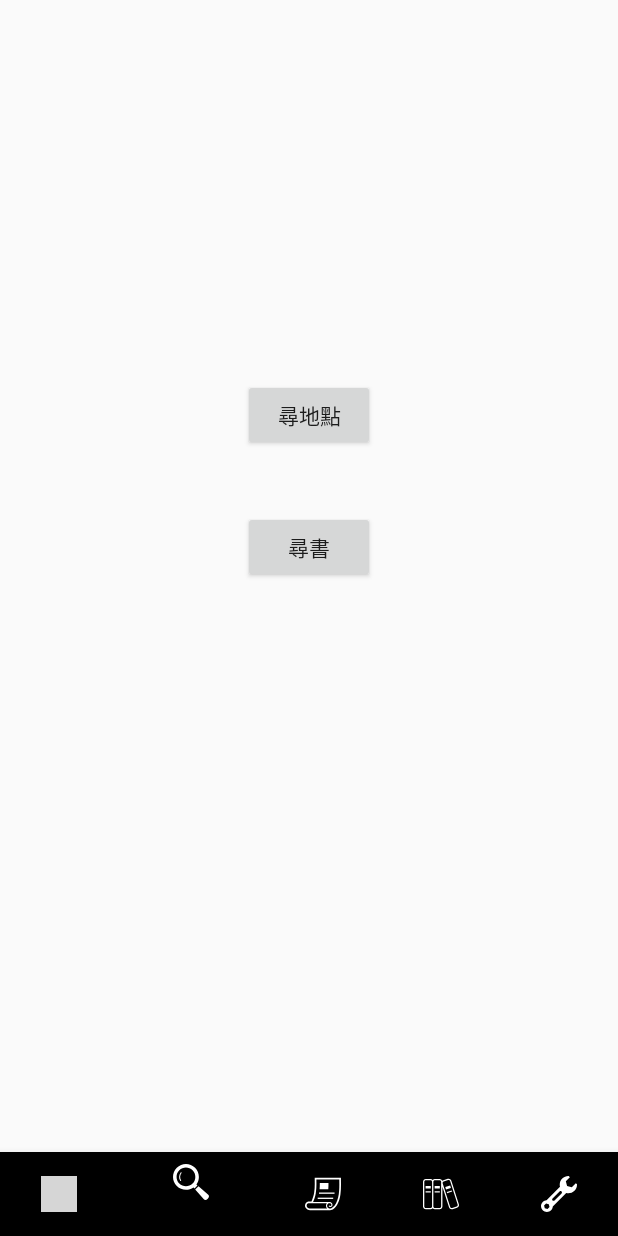
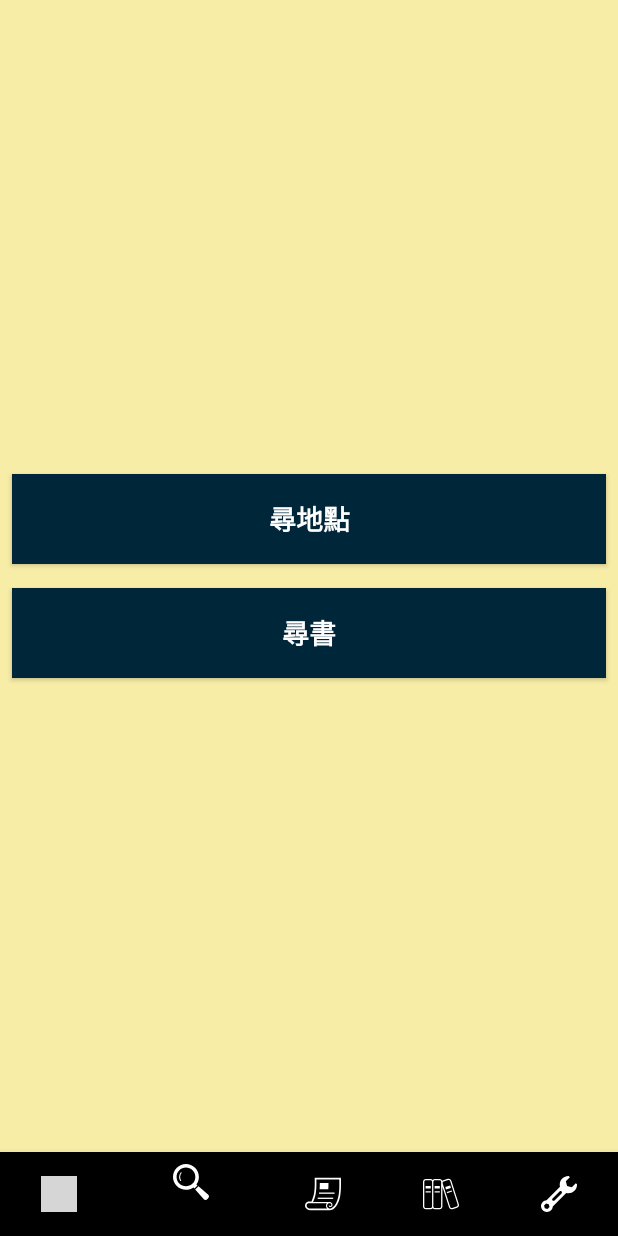
Before and after one commit to chunting548/BeCan, an Android app: the SearchActivity screen opened directly, with no data from a screen before it, on a phone screen of 412 x 824 dp. Run offline under Robolectric (Android 15) with nearby library versions, the phone set to English and light mode, and no system bars; grey boxes are pictures that could not be loaded.

Commit message:
icon fixed version 2.2.7

```diff
--- a/app/src/main/java/com/hlxz/librarybecan/AdjustActivity.java
+++ b/app/src/main/java/com/hlxz/librarybecan/AdjustActivity.java
@@ -62,19 +62,23 @@ public class AdjustActivity extends AppCompatActivity {
                             intent_navigation.putExtra("P",parameter_RSSI);
                             setResult(2,intent_navigation);
                         }
-                            startActivity(intent_navigation);
+                        startActivity(intent_navigation);
+                        overridePendingTransition(android.R.anim.fade_in,android.R.anim.fade_out);
                         break;
                     case R.id.navigation_search:
                         Intent intent_search = new Intent(AdjustActivity.this, SearchActivity.class);
                         startActivity(intent_search);
+                        overridePendingTransition(android.R.anim.fade_in,android.R.anim.fade_out);
                         break;
                     case R.id.navigation_tutorial:
                         Intent intent_tutorial = new Intent(AdjustActivity.this, TutorialActivity.class);
                         startActivity(intent_tutorial);
+                        overridePendingTransition(android.R.anim.fade_in,android.R.anim.fade_out);
                         break;
                     case R.id.navigation_function:
                         Intent intent_function = new Intent(AdjustActivity.this, FunctionActivity.class);
                         startActivity(intent_function);
+                        overridePendingTransition(android.R.anim.fade_in,android.R.anim.fade_out);
                         break;
                     case R.id.navigation_adjust:
                         break;
--- a/app/src/main/java/com/hlxz/librarybecan/FunctionActivity.java
+++ b/app/src/main/java/com/hlxz/librarybecan/FunctionActivity.java
@@ -53,26 +53,31 @@ public class FunctionActivity extends AppCompatActivity {
                     case R.id.navigation_navigation:
                         Intent intent_navigation = new Intent(FunctionActivity.this, MainActivity.class);
                         startActivity(intent_navigation);
+                        overridePendingTransition(android.R.anim.fade_in,android.R.anim.fade_out);
                         break;
                     case R.id.navigation_search:
                         Intent intent_search = new Intent(FunctionActivity.this, SearchActivity.class);
                         startActivity(intent_search);
+                        overridePendingTransition(android.R.anim.fade_in,android.R.anim.fade_out);
                         break;
                     case R.id.navigation_tutorial:
                         Intent intent_tutorial = new Intent(FunctionActivity.this, TutorialActivity.class);
                         startActivity(intent_tutorial);
+                        overridePendingTransition(android.R.anim.fade_in,android.R.anim.fade_out);
                         break;
                     case R.id.navigation_function:
                         break;
                     case R.id.navigation_adjust:
                         Intent intent_adjust = new Intent(FunctionActivity.this, AdjustActivity.class);
                         startActivity(intent_adjust);
+                        overridePendingTransition(android.R.anim.fade_in,android.R.anim.fade_out);
                         break;
                 }
                 return false;
             }
         });
     }
+
     public void library(View view){
         Intent browserIntent = new Intent(Intent.ACTION_VIEW, Uri.parse("http://webpac.lib.pu.edu.tw/webpac/webpacIndex.jsp"));
         startActivity(browserIntent);
--- a/app/src/main/java/com/hlxz/librarybecan/MainActivity.java
+++ b/app/src/main/java/com/hlxz/librarybecan/MainActivity.java
@@ -120,18 +120,22 @@ public class MainActivity extends AppCompatActivity
                 case R.id.navigation_search:
                      Intent intent_search = new Intent(MainActivity.this, SearchActivity.class);
                      startActivity(intent_search);
+                     overridePendingTransition(android.R.anim.fade_in,android.R.anim.fade_out);
                      break;
                 case R.id.navigation_tutorial:
                     Intent intent_tutorial = new Intent(MainActivity.this, TutorialActivity.class);
                     startActivity(intent_tutorial);
+                    overridePendingTransition(android.R.anim.fade_in,android.R.anim.fade_out);
                     break;
                 case R.id.navigation_function:
                     Intent intent_function = new Intent(MainActivity.this, FunctionActivity.class);
                     startActivity(intent_function);
+                    overridePendingTransition(android.R.anim.fade_in,android.R.anim.fade_out);
                     break;
                 case R.id.navigation_adjust:
                     Intent intent_adjust = new Intent(MainActivity.this, AdjustActivity.class);
                     startActivityForResult(intent_adjust,5);
+                    overridePendingTransition(android.R.anim.fade_in,android.R.anim.fade_out);
                     break;
             }
             return false;
@@ -169,7 +173,7 @@ public class MainActivity extends AppCompatActivity
     mAdjustModeView.setVisibility(View.INVISIBLE);
     mErrorMessageLabel.setVisibility(View.GONE);
 
-    mVenueBitmap = BitmapFactory.decodeResource(getResources(), R.drawable.navigation70_65);
+    mVenueBitmap = BitmapFactory.decodeResource(getResources(), R.drawable.erea_icon);
 
     // Initializing location view
     mLocationView = (LocationView)findViewById(R.id.navigation__location_view);
--- a/app/src/main/java/com/hlxz/librarybecan/SearchActivity.java
+++ b/app/src/main/java/com/hlxz/librarybecan/SearchActivity.java
@@ -31,20 +31,24 @@ public class SearchActivity extends AppCompatActivity {
                     case R.id.navigation_navigation:
                         Intent intent_navigation = new Intent(SearchActivity.this, MainActivity.class);
                         startActivity(intent_navigation);
+                        overridePendingTransition(android.R.anim.fade_in,android.R.anim.fade_out);
                         break;
                     case R.id.navigation_search:
                         break;
                     case R.id.navigation_tutorial:
                         Intent intent_tutorial = new Intent(SearchActivity.this, TutorialActivity.class);
                         startActivity(intent_tutorial);
+                        overridePendingTransition(android.R.anim.fade_in,android.R.anim.fade_out);
                         break;
                     case R.id.navigation_function:
                         Intent intent_function = new Intent(SearchActivity.this, FunctionActivity.class);
                         startActivity(intent_function);
+                        overridePendingTransition(android.R.anim.fade_in,android.R.anim.fade_out);
                         break;
                     case R.id.navigation_adjust:
                         Intent intent_adjust = new Intent(SearchActivity.this, AdjustActivity.class);
                         startActivity(intent_adjust);
+                        overridePendingTransition(android.R.anim.fade_in,android.R.anim.fade_out);
                         break;
                 }
                 return false;
--- a/app/src/main/java/com/hlxz/librarybecan/TutorialActivity.java
+++ b/app/src/main/java/com/hlxz/librarybecan/TutorialActivity.java
@@ -27,20 +27,24 @@ public class TutorialActivity extends AppCompatActivity {
                     case R.id.navigation_navigation:
                         Intent intent_navigation = new Intent(TutorialActivity.this, MainActivity.class);
                         startActivity(intent_navigation);
+                        overridePendingTransition(android.R.anim.fade_in,android.R.anim.fade_out);
                         break;
                     case R.id.navigation_search:
                         Intent intent_search = new Intent(TutorialActivity.this, SearchActivity.class);
                         startActivity(intent_search);
+                        overridePendingTransition(android.R.anim.fade_in,android.R.anim.fade_out);
                         break;
                     case R.id.navigation_tutorial:
                         break;
                     case R.id.navigation_function:
                         Intent intent_function = new Intent(TutorialActivity.this, FunctionActivity.class);
                         startActivity(intent_function);
+                        overridePendingTransition(android.R.anim.fade_in,android.R.anim.fade_out);
                         break;
                     case R.id.navigation_adjust:
                         Intent intent_adjust = new Intent(TutorialActivity.this, AdjustActivity.class);
                         startActivity(intent_adjust);
+                        overridePendingTransition(android.R.anim.fade_in,android.R.anim.fade_out);
                         break;
                 }
                 return false;
--- a/app/src/main/java/com/hlxz/librarybecan/areasearch.java
+++ b/app/src/main/java/com/hlxz/librarybecan/areasearch.java
@@ -21,6 +21,7 @@ public class areasearch extends AppCompatActivity {
     protected void onCreate(Bundle savedInstanceState) {
         super.onCreate(savedInstanceState);
         setContentView(R.layout.activity_areasearch);
+
 
         sv = (SearchView) findViewById(R.id.searchView);
         lv = (ListView) findViewById(R.id.listView);
--- a/app/src/main/java/com/hlxz/librarybecan/booksearch.java
+++ b/app/src/main/java/com/hlxz/librarybecan/booksearch.java
@@ -43,6 +43,8 @@ public class booksearch extends AppCompatActivity {
     protected void onCreate(Bundle savedInstanceState) {
         super.onCreate(savedInstanceState);
         setContentView(R.layout.activity_booksearch);
+
+
 
         /*ListView listView = (ListView) findViewById(R.id.list);
         final ArrayAdapter<String> adapter = new ArrayAdapter<String>(this,
--- a/app/src/main/res/layout/app_search.xml
+++ b/app/src/main/res/layout/app_search.xml
@@ -3,7 +3,62 @@
     xmlns:app="http://schemas.android.com/apk/res-auto"
     xmlns:tools="http://schemas.android.com/tools"
     android:layout_width="match_parent"
-    android:layout_height="match_parent" >
+    android:layout_height="match_parent"
+    android:background="@color/colorBecanIconBG"
+    >
+
+    <LinearLayout
+        android:layout_width="match_parent"
+        android:layout_height="wrap_content"
+        android:orientation="vertical"
+        app:layout_constraintBottom_toTopOf="@+id/navigation_bar"
+        app:layout_constraintEnd_toEndOf="parent"
+        app:layout_constraintStart_toStartOf="parent"
+        app:layout_constraintTop_toTopOf="parent">
+
+        <Button
+            android:id="@+id/btseararea"
+            android:layout_width="match_parent"
+            android:layout_height="wrap_content"
+            android:layout_marginBottom="8dp"
+            android:layout_marginEnd="8dp"
+            android:layout_marginStart="8dp"
+            android:layout_marginTop="8dp"
+            android:height="60dp"
+            android:background="@color/colorMarkIcon"
+            android:text="尋地點"
+            android:textColor="@color/whiteColour"
+            android:textSize="18sp"
+            android:textStyle="bold"
+            app:layout_constraintBottom_toTopOf="@+id/btsearbook"
+            app:layout_constraintEnd_toEndOf="parent"
+            app:layout_constraintStart_toStartOf="parent"
+            app:layout_constraintTop_toTopOf="parent"
+            app:layout_constraintVertical_bias="0.885" />
+
+        <Button
+            android:id="@+id/btsearbook"
+            style="@style/Animation.AppCompat.DropDownUp"
+            android:layout_width="match_parent"
+            android:layout_height="wrap_content"
+            android:layout_marginBottom="8dp"
+            android:layout_marginEnd="8dp"
+            android:layout_marginLeft="8dp"
+            android:layout_marginRight="8dp"
+            android:layout_marginStart="8dp"
+            android:layout_marginTop="8dp"
+            android:height="60dp"
+            android:background="@color/colorMarkIcon"
+            android:text="尋書"
+            android:textColor="@color/whiteColour"
+            android:textSize="18sp"
+            android:textStyle="bold"
+            app:layout_constraintBottom_toBottomOf="parent"
+            app:layout_constraintEnd_toEndOf="parent"
+            app:layout_constraintStart_toStartOf="parent"
+            app:layout_constraintTop_toTopOf="parent"
+            app:layout_constraintVertical_bias="0.438" />
+    </LinearLayout>
 
     <android.support.design.widget.BottomNavigationView
         android:id="@+id/navigation_bar"
@@ -18,38 +73,6 @@
         app:layout_constraintRight_toRightOf="parent"
         app:menu="@menu/navigation" />
 
-    <Button
-        android:id="@+id/btsearbook"
-        android:layout_width="wrap_content"
-        android:layout_height="wrap_content"
-        android:layout_marginStart="8dp"
-        android:layout_marginLeft="8dp"
-        android:layout_marginTop="8dp"
-        android:layout_marginEnd="8dp"
-        android:layout_marginRight="8dp"
-        android:layout_marginBottom="8dp"
-        android:text="尋書"
-        app:layout_constraintBottom_toBottomOf="parent"
-        app:layout_constraintEnd_toEndOf="parent"
-        app:layout_constraintStart_toStartOf="parent"
-        app:layout_constraintTop_toTopOf="parent"
-        app:layout_constraintVertical_bias="0.438" />
 
-    <Button
-        android:id="@+id/btseararea"
-        android:layout_width="wrap_content"
-        android:layout_height="wrap_content"
-        android:layout_marginStart="8dp"
-        android:layout_marginLeft="8dp"
-        android:layout_marginTop="8dp"
-        android:layout_marginEnd="8dp"
-        android:layout_marginRight="8dp"
-        android:layout_marginBottom="8dp"
-        android:text="尋地點"
-        app:layout_constraintBottom_toTopOf="@+id/btsearbook"
-        app:layout_constraintEnd_toEndOf="parent"
-        app:layout_constraintStart_toStartOf="parent"
-        app:layout_constraintTop_toTopOf="parent"
-        app:layout_constraintVertical_bias="0.885" />
 
 </android.support.constraint.ConstraintLayout>
--- a/app/src/main/res/layout/app_tutorial.xml
+++ b/app/src/main/res/layout/app_tutorial.xml
@@ -176,7 +176,7 @@
                         <ImageView
                             android:layout_width="34dp"
                             android:layout_height="match_parent"
-                            android:src="@drawable/navigation" />
+                            android:src="@drawable/erea_icon" />
 
                     </LinearLayout>
 
@@ -303,7 +303,7 @@
                             android:layout_width="34dp"
                             android:layout_height="match_parent"
                             android:contentDescription="beacon_icon"
-                            android:src="@drawable/navigation" />
+                            android:src="@drawable/erea_icon" />
 
                     </LinearLayout>
 
--- a/app/src/main/res/values/colors.xml
+++ b/app/src/main/res/values/colors.xml
@@ -7,5 +7,6 @@
     <color name="defaultColour">#000000</color>
     <color name="whiteColour">#FFFFFF</color>>
     <color name="colorBecanIconBG">#f7eda7</color>
+    <color name="colorMarkIcon">#002639</color>
     <color name="green">#00FF00</color>
 </resources>
--- a/app/src/main/res/values/strings.xml
+++ b/app/src/main/res/values/strings.xml
@@ -6,6 +6,6 @@
     <string name="title_adjust">校正</string>
     <string name="tutorial_title_img">使用教學標題圖</string>
     <string name="divider_img">使用教學標題橫槓圖</string>
-    <string name="version_text">version: 2.2.2  by HLXZ</string>
+    <string name="version_text">version: 2.2.6  by HLXZ</string>
     <string name="kontakt_io_api_key">PghsuaaUeurypQtkqnBOurwXihPmpXTr</string>
 </resources>
```
Also changed, not shown: app/src/main/res/layout/activity_areasearch.xml (+45 -30 lines), app/src/main/res/layout/activity_booksearch.xml (+40 -27 lines).
